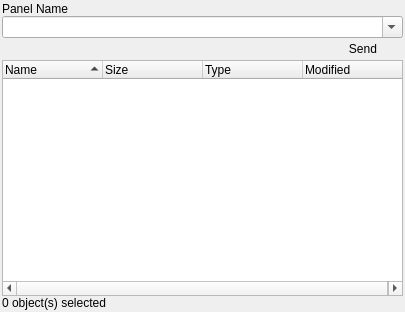
Before: the Qt Designer form source/client/ui/file_panel.ui in dchapyshev/aspia, drawn with Qt 5.
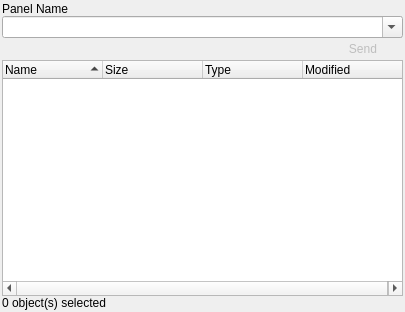
After: the same form once the commit is applied. Icons and pictures are not drawn. Custom widgets are drawn as their Qt base class.

Commit message: - Enable buttons only if actions are available.

What changed in the file:
```diff
--- a/source/client/ui/file_panel.ui
+++ b/source/client/ui/file_panel.ui
@@ -177,6 +177,9 @@
       </item>
       <item>
        <widget class="QPushButton" name="button_send">
+        <property name="enabled">
+         <bool>false</bool>
+        </property>
         <property name="sizePolicy">
          <sizepolicy hsizetype="Minimum" vsizetype="Fixed">
           <horstretch>0</horstretch>
```
Left out of the diff: 6 changed lines with no effect on the pictures. The commit also changes 1 other file.
